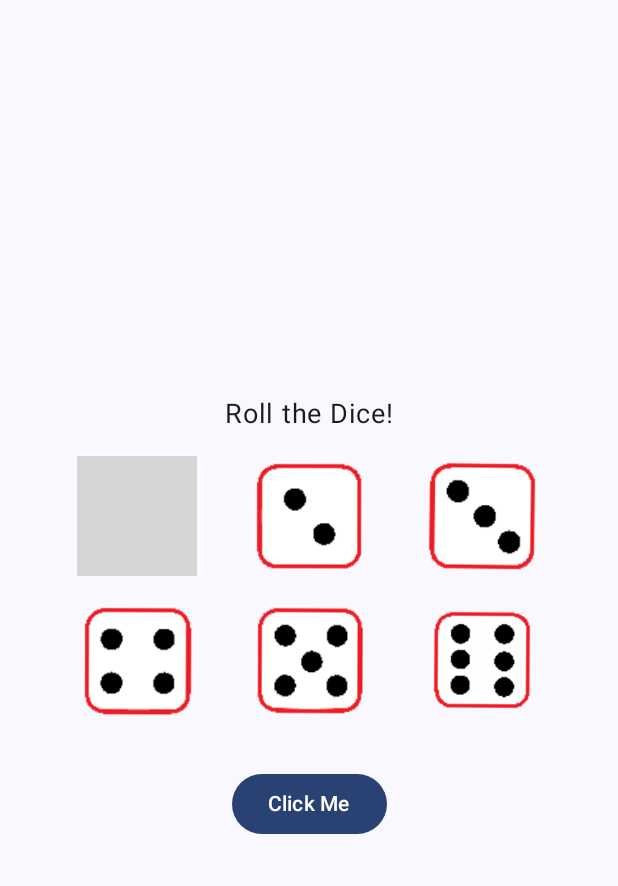
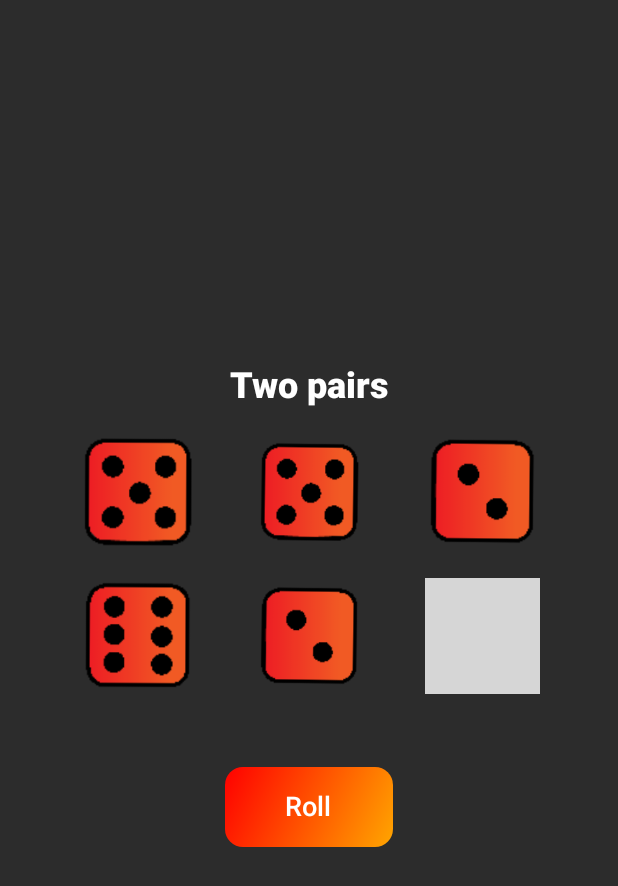
Before and after one commit to pjgrspe/Dice-Game, an Android app built with Jetpack Compose: the screen it shows after launch (MainActivity), on a phone screen of 412 x 824 dp. Shown: the top 886 px of the screen. Run offline under Robolectric (Android 15) with nearby library versions, the light colour scheme and no system bars; grey boxes are pictures that could not be loaded.

Commit message:
Final push

```diff
--- a/app/src/main/AndroidManifest.xml
+++ b/app/src/main/AndroidManifest.xml
@@ -4,7 +4,7 @@
 
     <application
         android:largeHeap="true"
-        android:hardwareAccelerated="false"
+        android:hardwareAccelerated="true"
         android:allowBackup="true"
         android:dataExtractionRules="@xml/data_extraction_rules"
         android:fullBackupContent="@xml/backup_rules"
--- a/app/src/main/java/ph/edu/auf/gorospe/patrickjason/rollingdadice/MainActivity.kt
+++ b/app/src/main/java/ph/edu/auf/gorospe/patrickjason/rollingdadice/MainActivity.kt
@@ -1,19 +1,17 @@
-// File: app/src/main/java/ph/edu/auf/gorospe/patrickjason/rollingdadice/MainActivity.kt
+// File: `app/src/main/java/ph/edu/auf/gorospe/patrickjason/rollingdadice/MainActivity.kt`
 package ph.edu.auf.gorospe.patrickjason.rollingdadice
 
+import DiceViewModel
 import android.os.Bundle
-import android.util.Log
 import androidx.activity.ComponentActivity
 import androidx.activity.compose.setContent
 import androidx.activity.enableEdgeToEdge
-import androidx.compose.foundation.layout.Box
 import androidx.compose.foundation.layout.fillMaxSize
 import androidx.compose.foundation.layout.padding
-import androidx.compose.ui.Alignment
 import androidx.compose.material3.Scaffold
-import androidx.compose.runtime.Composable
 import androidx.compose.ui.Modifier
-import androidx.compose.ui.tooling.preview.Preview
+import ph.edu.auf.gorospe.patrickjason.rollingdadice.data.respository.DiceRepositoryImpl
+import ph.edu.auf.gorospe.patrickjason.rollingdadice.domain.usecase.RollDiceUseCase
 import ph.edu.auf.gorospe.patrickjason.rollingdadice.presentation.screens.DiceScreen
 import ph.edu.auf.gorospe.patrickjason.rollingdadice.ui.theme.RollingDaDiceTheme
 import ph.edu.auf.gorospe.patrickjason.rollingdadice.util.resizeBitmap
@@ -22,8 +20,13 @@
     override fun onCreate(savedInstanceState: Bundle?) {
         super.onCreate(savedInstanceState)
         enableEdgeToEdge()
+
+        val diceRepository = DiceRepositoryImpl()
+        val rollDiceUseCase = RollDiceUseCase(diceRepository)
+        val diceViewModel = DiceViewModel(rollDiceUseCase)
+
         setContent {
-            RollingDaDiceTheme {
+            RollingDaDiceTheme(darkTheme = true) { // Set darkTheme to true
                 Scaffold(modifier = Modifier.fillMaxSize()) { innerPadding ->
                     val diceImages = listOf(
                         resizeBitmap(this, R.drawable.dice_1, 80, 80),
@@ -36,8 +39,9 @@
                     DiceScreen(
                         diceImages = diceImages,
                         displayText = "Roll the Dice!",
-                        onButtonClick = { Log.d("MainActivity", "Button clicked") },
-                        modifier = Modifier.padding(innerPadding)
+                        onButtonClick = { /* Handle button click */ },
+                        modifier = Modifier.padding(innerPadding),
+                        diceViewModel = diceViewModel // Pass the view model here
                     )
                 }
             }
--- a/app/src/main/java/ph/edu/auf/gorospe/patrickjason/rollingdadice/presentation/components/RandomizerButton.kt
+++ b/app/src/main/java/ph/edu/auf/gorospe/patrickjason/rollingdadice/presentation/components/RandomizerButton.kt
@@ -1,36 +1,45 @@
-// File: app/src/main/java/ph/edu/auf/gorospe/patrickjason/rollingdadice/presentation/components/RandomizerButton.kt
 package ph.edu.auf.gorospe.patrickjason.rollingdadice.presentation.components
 
-import android.widget.Toast
+import DiceViewModel
+import androidx.compose.foundation.background
+import androidx.compose.foundation.layout.padding
+import androidx.compose.foundation.shape.RoundedCornerShape
 import androidx.compose.material3.Button
 import androidx.compose.material3.ButtonDefaults
 import androidx.compose.material3.Text
 import androidx.compose.runtime.Composable
-import androidx.compose.runtime.getValue
-import androidx.compose.runtime.mutableStateOf
-import androidx.compose.runtime.remember
-import androidx.compose.runtime.setValue
 import androidx.compose.ui.Modifier
-import androidx.compose.ui.platform.LocalContext
-import ph.edu.auf.gorospe.patrickjason.rollingdadice.presentation.viewmodel.DiceViewModel
+import androidx.compose.ui.graphics.Brush
+import androidx.compose.ui.graphics.Color
+import androidx.compose.ui.unit.dp
+import androidx.compose.ui.unit.sp
 
 @Composable
-fun RandomizerButton(viewModel: DiceViewModel, modifier: Modifier = Modifier) {
-    var results by remember { mutableStateOf(listOf<Int>()) }
-    var resultCheck by remember { mutableStateOf("") }
-    val context = LocalContext.current
-
+fun RandomizerButton(
+    viewModel: DiceViewModel,
+    modifier: Modifier = Modifier
+) {
     Button(
         onClick = {
-            viewModel.rollDiceSet()
-            results = viewModel.diceResults
-            resultCheck = viewModel.resultsCheck
-            Toast.makeText(context, "Results: ${results.joinToString(", ")}\nCheck: $resultCheck", Toast.LENGTH_LONG).show()
-
+            viewModel.rollDice()  // Keep the original roll functionality
         },
-        modifier = modifier,
-        colors = ButtonDefaults.buttonColors()
+        modifier = modifier
+            .padding(16.dp)
+            .background(
+                brush = Brush.linearGradient(
+                    colors = listOf(Color(0xFFFF0000), Color(0xFFFFA500)) // Red to Orange gradient
+                ),
+                shape = RoundedCornerShape(12.dp)
+            ),
+        colors = ButtonDefaults.buttonColors(
+            containerColor = Color.Transparent,  // Transparent background for gradient
+            contentColor = Color.White  // White text color
+        )
     ) {
-        Text(text = "Click Me")
+        Text(
+            text = "Roll",
+            fontSize = 18.sp,
+            modifier = Modifier.padding(horizontal = 16.dp, vertical = 8.dp)
+        )
     }
 }
--- a/app/src/main/java/ph/edu/auf/gorospe/patrickjason/rollingdadice/presentation/components/TextPlaceHolder.kt
+++ b/app/src/main/java/ph/edu/auf/gorospe/patrickjason/rollingdadice/presentation/components/TextPlaceHolder.kt
@@ -1,13 +1,25 @@
+// File: `app/src/main/java/ph/edu/auf/gorospe/patrickjason/rollingdadice/presentation/components/TextPlaceholder.kt`
 package ph.edu.auf.gorospe.patrickjason.rollingdadice.presentation.components
 
 import androidx.compose.material3.Text
 import androidx.compose.runtime.Composable
+import androidx.compose.ui.Modifier
+import androidx.compose.ui.graphics.Color
+import androidx.compose.ui.text.SpanStyle
+import androidx.compose.ui.text.buildAnnotatedString
+import androidx.compose.ui.text.font.FontWeight
+import androidx.compose.ui.text.withStyle
 import androidx.compose.ui.unit.sp
 
 @Composable
 fun TextPlaceholder(text: String) {
     Text(
-        text = text,
-        fontSize = 18.sp
+        text = buildAnnotatedString {
+            withStyle(style = SpanStyle(color = Color.White, fontWeight = FontWeight.ExtraBold)) {
+                append(text)
+            }
+        },
+        fontSize = 24.sp,
+        modifier = Modifier
     )
 }
--- a/app/src/main/java/ph/edu/auf/gorospe/patrickjason/rollingdadice/presentation/screens/DiceScreen.kt
+++ b/app/src/main/java/ph/edu/auf/gorospe/patrickjason/rollingdadice/presentation/screens/DiceScreen.kt
@@ -1,6 +1,7 @@
-// File: app/src/main/java/ph/edu/auf/gorospe/patrickjason/rollingdadice/presentation/screens/DiceScreen.kt
+// File: `app/src/main/java/ph/edu/auf/gorospe/patrickjason/rollingdadice/presentation/screens/DiceScreen.kt`
 package ph.edu.auf.gorospe.patrickjason.rollingdadice.presentation.screens
 
+import DiceViewModel
 import android.graphics.Bitmap
 import android.util.Log
 import androidx.compose.foundation.Image
@@ -16,6 +17,8 @@
 import androidx.compose.runtime.Composable
 import androidx.compose.ui.Alignment
 import androidx.compose.ui.Modifier
+import androidx.compose.ui.draw.rotate
+import androidx.compose.ui.draw.scale
 import androidx.compose.ui.graphics.asImageBitmap
 import androidx.compose.ui.tooling.preview.Preview
 import androidx.compose.ui.unit.dp
@@ -23,26 +26,29 @@
 import ph.edu.auf.gorospe.patrickjason.rollingdadice.domain.usecase.RollDiceUseCase
 import ph.edu.auf.gorospe.patrickjason.rollingdadice.presentation.components.RandomizerButton
 import ph.edu.auf.gorospe.patrickjason.rollingdadice.presentation.components.TextPlaceholder
-import ph.edu.auf.gorospe.patrickjason.rollingdadice.presentation.viewmodel.DiceViewModel
 import ph.edu.auf.gorospe.patrickjason.rollingdadice.ui.theme.RollingDaDiceTheme
+import ph.edu.auf.gorospe.patrickjason.rollingdadice.util.bouncingAnimation
 import ph.edu.auf.gorospe.patrickjason.rollingdadice.util.floatingAnimation
 
-@Preview
 @Composable
-fun DiceScreenPreview() {
-    Log.d("DiceScreen", "DiceScreen preview called")
-    RollingDaDiceTheme {
-        DiceScreen(
-            diceImages = listOf(),
-            displayText = "Roll the Dice!",
-            onButtonClick = { Log.d("DiceScreen", "Button clicked") }
-        )
+fun DiceScreen(
+    diceImages: List<Bitmap>,
+    displayText: String,
+    onButtonClick: () -> Unit,
+    modifier: Modifier = Modifier,
+    diceViewModel: DiceViewModel
+) {
+    val diceResults = diceViewModel.diceResults.value // Observe the dice results
+    val resultText = diceViewModel.resultText.value   // Observe the result text
+    val isRolling = diceViewModel.isRolling.value       // Observe rolling state
+
+    // If rolling, show random dice values; otherwise, show the actual results
+    val displayDiceResults = if (isRolling) {
+        List(6) { (1..6).random() } // Show random values during rolling
+    } else {
+        diceResults
     }
-}
 
-@Composable
-fun DiceScreen(diceImages: List<Bitmap>, displayText: String, onButtonClick: () -> Unit, modifier: Modifier = Modifier) {
-    Log.d("DiceScreen", "DiceScreen composable called")
     Column(
         modifier = modifier
             .fillMaxSize()
@@ -50,8 +56,8 @@
         horizontalAlignment = Alignment.CenterHorizontally,
         verticalArrangement = Arrangement.Center
     ) {
-        // Text Placeholder
-        TextPlaceholder(displayText)
+        // Display result text
+        TextPlaceholder(resultText)
 
         Spacer(modifier = Modifier.height(16.dp))
 
@@ -60,13 +66,22 @@
             modifier = Modifier.fillMaxWidth(),
             horizontalArrangement = Arrangement.SpaceEvenly
         ) {
-            diceImages.take(3).forEach { bitmap ->
+            displayDiceResults.take(3).forEach { diceValue ->
                 Image(
-                    bitmap = bitmap.asImageBitmap(),
+                    bitmap = diceImages[diceValue - 1].asImageBitmap(), // Map dice result to image
                     contentDescription = null,
                     modifier = Modifier
                         .size(80.dp)
                         .floatingAnimation()
+                        .let {
+                            if (isRolling) {
+                                it
+                                    .rotate((360 * (1..5).random()).toFloat()) // Random rotation
+                                    .bouncingAnimation()
+                            } else {
+                                it // No transformation
+                            }
+                        }
                 )
             }
         }
@@ -78,23 +93,29 @@
             modifier = Modifier.fillMaxWidth(),
             horizontalArrangement = Arrangement.SpaceEvenly
         ) {
-            diceImages.drop(3).forEach { bitmap ->
+            displayDiceResults.drop(3).forEach { diceValue ->
                 Image(
-                    bitmap = bitmap.asImageBitmap(),
+                    bitmap = diceImages[diceValue - 1].asImageBitmap(), // Map dice result to image
                     contentDescription = null,
                     modifier = Modifier
                         .size(80.dp)
                         .floatingAnimation()
+                        .let {
+                            if (isRolling) {
+                                it
+                                    .rotate((360 * (1..5).random()).toFloat()) // Random rotation
+                                    .bouncingAnimation()
+                            } else {
+                                it // No transformation
+                            }
+                        }
                 )
             }
         }
 
         Spacer(modifier = Modifier.height(32.dp))
 
-
-        val diceRepository = DiceRepositoryImpl()
-        val rollDiceUseCase = RollDiceUseCase(diceRepository)
-        val diceViewModel = DiceViewModel(rollDiceUseCase)
+        // Randomizer button to roll dice
         RandomizerButton(viewModel = diceViewModel)
     }
 }
--- a/app/src/main/java/ph/edu/auf/gorospe/patrickjason/rollingdadice/presentation/viewmodel/DiceViewModel.kt
+++ b/app/src/main/java/ph/edu/auf/gorospe/patrickjason/rollingdadice/presentation/viewmodel/DiceViewModel.kt
@@ -1,22 +1,39 @@
-package ph.edu.auf.gorospe.patrickjason.rollingdadice.presentation.viewmodel
+import androidx.compose.runtime.mutableStateOf
+import androidx.lifecycle.ViewModel
+import ph.edu.auf.gorospe.patrickjason.rollingdadice.domain.usecase.RollDiceUseCase
+import androidx.lifecycle.viewModelScope
+import kotlinx.coroutines.delay
+import kotlinx.coroutines.launch
 
-import androidx.compose.runtime.getValue
-import androidx.compose.runtime.mutableStateOf
-import androidx.compose.runtime.setValue
-import androidx.lifecycle.ViewModel
-import androidx.lifecycle.viewModelScope
-import kotlinx.coroutines.launch
-import ph.edu.auf.gorospe.patrickjason.rollingdadice.domain.usecase.RollDiceUseCase
+class DiceViewModel(private val rollDiceUseCase: RollDiceUseCase) : ViewModel() {
 
-class DiceViewModel(private val rollDiceUseCase: RollDiceUseCase): ViewModel() {
-    var diceResults by mutableStateOf(listOf<Int>())
+    // Mutable state to hold the dice results
+    var diceResults = mutableStateOf(listOf(1, 1, 1, 1, 1, 1)) // Start with all dice showing "1"
         private set
-    var resultsCheck by mutableStateOf("")
 
-    fun rollDiceSet(){
+    var resultText = mutableStateOf("No matches")
+        private set
+
+    var isRolling = mutableStateOf(false) // New state for animation
+        private set
+
+    init {
+        // Roll dice as soon as the ViewModel is initialized
+        rollDice()
+    }
+
+    // Function to roll the dice and update state
+    fun rollDice() {
+        isRolling.value = true // Set rolling state to true
+        // Launch a coroutine to handle the delay
         viewModelScope.launch {
-            diceResults = rollDiceUseCase.rollDiceSet()
-            resultsCheck = rollDiceUseCase.checkResults(diceResults)
+            // Simulate rolling animation for 1 second
+            delay(1000)
+            // Now roll the dice and update the results
+            val newResults = rollDiceUseCase.rollDiceSet()
+            diceResults.value = newResults
+            resultText.value = rollDiceUseCase.checkResults(newResults)
+            isRolling.value = false // Set rolling state to false after rolling
         }
     }
 }
--- a/app/src/main/java/ph/edu/auf/gorospe/patrickjason/rollingdadice/ui/theme/Color.kt
+++ b/app/src/main/java/ph/edu/auf/gorospe/patrickjason/rollingdadice/ui/theme/Color.kt
@@ -9,3 +9,9 @@
 val Purple40 = Color(0xFF6650a4)
 val PurpleGrey40 = Color(0xFF625b71)
 val Pink40 = Color(0xFF7D5260)
+
+val RedOutline = Color(0xFFFF0000)
+val DarkGray = Color(0xFF121212)
+val LightGray = Color(0xFFB0BEC5)
+val White = Color(0xFFFFFFFF)
+val Black = Color(0xFF000000)
--- a/app/src/main/java/ph/edu/auf/gorospe/patrickjason/rollingdadice/ui/theme/Theme.kt
+++ b/app/src/main/java/ph/edu/auf/gorospe/patrickjason/rollingdadice/ui/theme/Theme.kt
@@ -1,57 +1,48 @@
+// File: `app/src/main/java/ph/edu/auf/gorospe/patrickjason/rollingdadice/ui/theme/Theme.kt`
 package ph.edu.auf.gorospe.patrickjason.rollingdadice.ui.theme
 
-import android.app.Activity
-import android.os.Build
 import androidx.compose.foundation.isSystemInDarkTheme
 import androidx.compose.material3.MaterialTheme
 import androidx.compose.material3.darkColorScheme
-import androidx.compose.material3.dynamicDarkColorScheme
-import androidx.compose.material3.dynamicLightColorScheme
 import androidx.compose.material3.lightColorScheme
 import androidx.compose.runtime.Composable
-import androidx.compose.ui.platform.LocalContext
+import androidx.compose.ui.graphics.Color
 
 private val DarkColorScheme = darkColorScheme(
-    primary = Purple80,
-    secondary = PurpleGrey80,
-    tertiary = Pink80
+    primary = Color(0xFFBB86FC),
+    secondary = Color(0xFF03DAC6),
+    background = Color(0xFF2C2C2C), // Lighter shade for background
+    surface = Color(0xFF1E1E1E),
+    onPrimary = Color.Black,
+    onSecondary = Color.Black,
+    onBackground = Color.White,
+    onSurface = Color.White
 )
 
 private val LightColorScheme = lightColorScheme(
-    primary = Purple40,
-    secondary = PurpleGrey40,
-    tertiary = Pink40
-
-    /* Other default colors to override
-    background = Color(0xFFFFFBFE),
-    surface = Color(0xFFFFFBFE),
+    primary = Color(0xFF6200EE),
+    secondary = Color(0xFF03DAC6),
+    background = Color(0xFFFFFFFF),
+    surface = Color(0xFFFFFFFF),
     onPrimary = Color.White,
-    onSecondary = Color.White,
-    onTertiary = Color.White,
-    onBackground = Color(0xFF1C1B1F),
-    onSurface = Color(0xFF1C1B1F),
-    */
+    onSecondary = Color.Black,
+    onBackground = Color.Black,
+    onSurface = Color.Black
 )
 
 @Composable
 fun RollingDaDiceTheme(
     darkTheme: Boolean = isSystemInDarkTheme(),
-    // Dynamic color is available on Android 12+
-    dynamicColor: Boolean = true,
     content: @Composable () -> Unit
 ) {
-    val colorScheme = when {
-        dynamicColor && Build.VERSION.SDK_INT >= Build.VERSION_CODES.S -> {
-            val context = LocalContext.current
-            if (darkTheme) dynamicDarkColorScheme(context) else dynamicLightColorScheme(context)
-        }
-
-        darkTheme -> DarkColorScheme
-        else -> LightColorScheme
+    val colors = if (darkTheme) {
+        DarkColorScheme
+    } else {
+        LightColorScheme
     }
 
     MaterialTheme(
-        colorScheme = colorScheme,
+        colorScheme = colors,
         typography = Typography,
         content = content
     )
--- a/app/src/main/java/ph/edu/auf/gorospe/patrickjason/rollingdadice/ui/theme/Type.kt
+++ b/app/src/main/java/ph/edu/auf/gorospe/patrickjason/rollingdadice/ui/theme/Type.kt
@@ -1,34 +1,20 @@
+// File: app/src/main/java/ph/edu/auf/gorospe/patrickjason/rollingdadice/ui/theme/Type.kt
 package ph.edu.auf.gorospe.patrickjason.rollingdadice.ui.theme
 
 import androidx.compose.material3.Typography
-import androidx.compose.ui.text.TextStyle
 import androidx.compose.ui.text.font.FontFamily
 import androidx.compose.ui.text.font.FontWeight
 import androidx.compose.ui.unit.sp
 
-// Set of Material typography styles to start with
 val Typography = Typography(
-    bodyLarge = TextStyle(
+    bodyLarge = androidx.compose.ui.text.TextStyle(
         fontFamily = FontFamily.Default,
         fontWeight = FontWeight.Normal,
-        fontSize = 16.sp,
-        lineHeight = 24.sp,
-        letterSpacing = 0.5.sp
+        fontSize = 16.sp
+    ),
+    titleLarge = androidx.compose.ui.text.TextStyle(
+        fontFamily = FontFamily.Default,
+        fontWeight = FontWeight.Bold,
+        fontSize = 24.sp
     )
-    /* Other default text styles to override
-    titleLarge = TextStyle(
-        fontFamily = FontFamily.Default,
-        fontWeight = FontWeight.Normal,
-        fontSize = 22.sp,
-        lineHeight = 28.sp,
-        letterSpacing = 0.sp
-    ),
-    labelSmall = TextStyle(
-        fontFamily = FontFamily.Default,
-        fontWeight = FontWeight.Medium,
-        fontSize = 11.sp,
-        lineHeight = 16.sp,
-        letterSpacing = 0.5.sp
-    )
-    */
 )
--- a/app/src/main/java/ph/edu/auf/gorospe/patrickjason/rollingdadice/util/AnimationUtils.kt
+++ b/app/src/main/java/ph/edu/auf/gorospe/patrickjason/rollingdadice/util/AnimationUtils.kt
@@ -1,5 +1,6 @@
 package ph.edu.auf.gorospe.patrickjason.rollingdadice.util
 
+import androidx.compose.animation.core.FastOutSlowInEasing
 import androidx.compose.animation.core.RepeatMode
 import androidx.compose.animation.core.animateFloat
 import androidx.compose.animation.core.infiniteRepeatable
@@ -15,7 +16,26 @@
 import kotlin.random.Random
 
 @Composable
+fun Modifier.bouncingAnimation(): Modifier {
+    val infiniteTransition = rememberInfiniteTransition()
+
+    // Bounce effect parameters
+    val scale by infiniteTransition.animateFloat(
+        initialValue = 1f,
+        targetValue = 1.2f,
+        animationSpec = infiniteRepeatable(
+            animation = tween(durationMillis = 500, easing = FastOutSlowInEasing),
+            repeatMode = RepeatMode.Reverse
+        )
+    )
+
+    return this.scale(scale)
+}
+
+@Composable
 fun Modifier.floatingAnimation(): Modifier {
+
+
     val infiniteTransition = rememberInfiniteTransition()
 
     // Scale animations with wider ranges for a more obvious effect
```
Also changed, not shown: app/build.gradle.kts (+7 -0 lines), gradle/libs.versions.toml (+14 -0 lines), app/src/main/res/drawable/dice_2.png, app/src/main/res/drawable/dice_3.png, app/src/main/res/drawable/dice_4.png, app/src/main/res/drawable/dice_5.png, app/src/main/res/drawable/dice_6.png, 1 other file.
